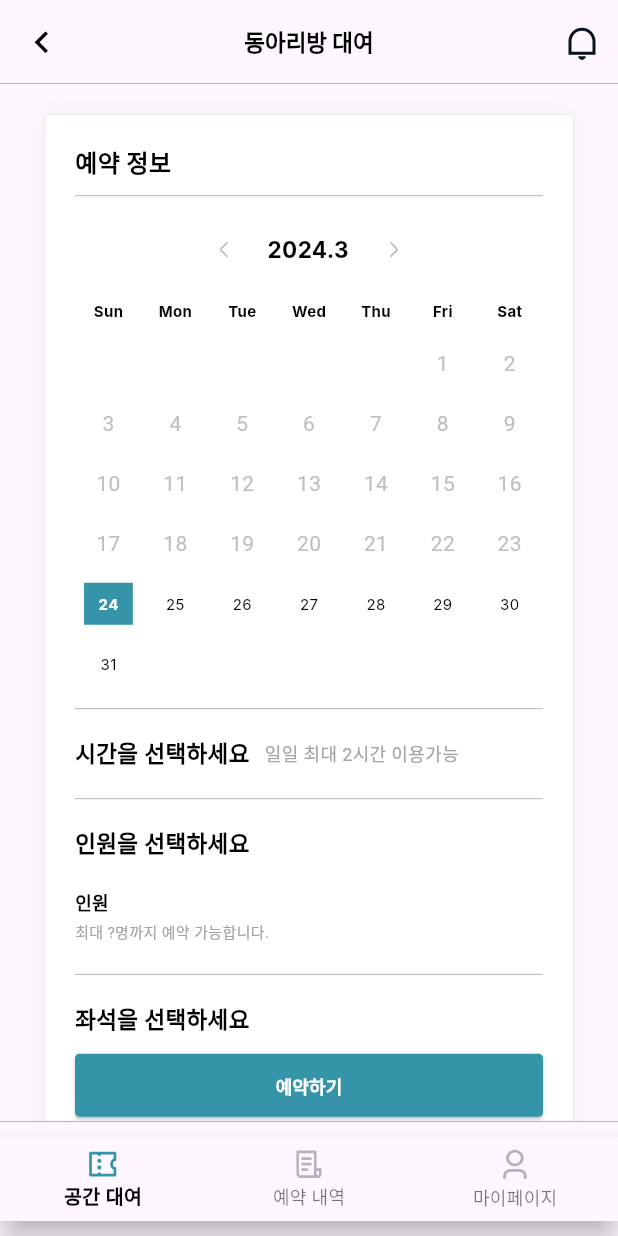
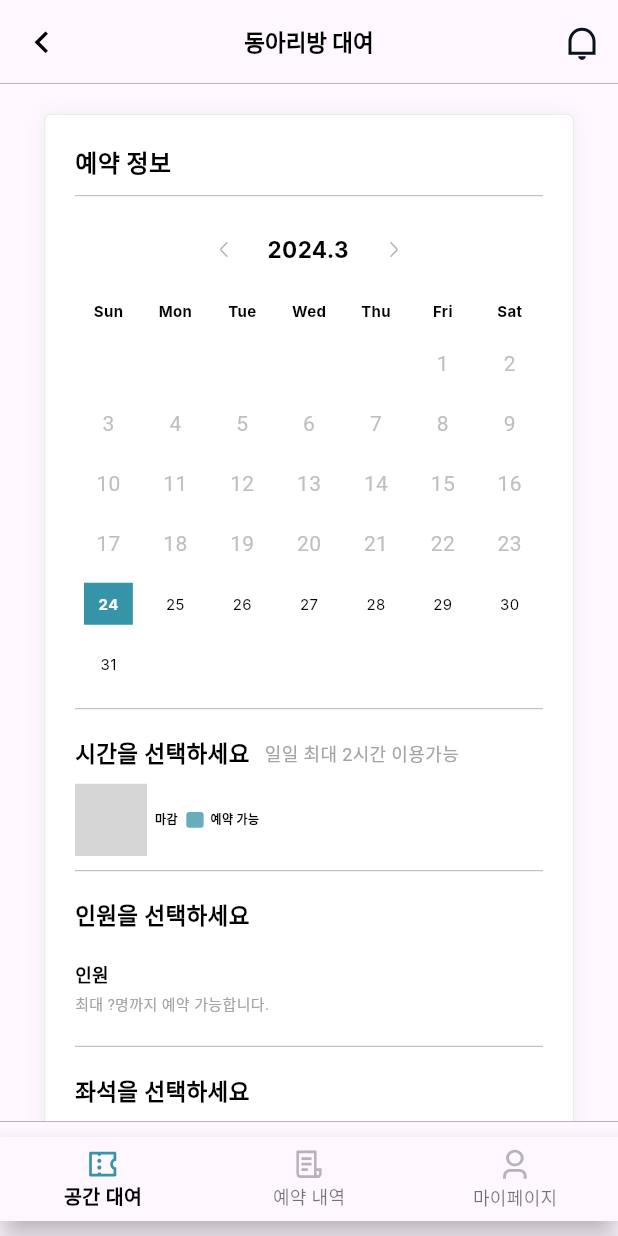
Before and after one commit to kookmin-sw/capstone-2024-2024-26, a Flutter app: the Select_reserve screen opened directly, on a phone screen of 412 x 824 dp. Run offline on Flutter 3.47's test engine with Material 3 defaults, Android fonts, the phone set to English and light mode, and no system bars; drawn by our look-alikes of table_calendar; our stand-ins replace dotted_line, email_validator, flutter_spinkit, flutter_svg, loading_animation_widget, shared_preferences; accounts and stored records are empty; Roboto replaces fonts that are missing (Inter); grey boxes are pictures that could not be loaded.

Commit message:
feat: lent-page ui upgrade

```diff
--- a/frontend/lib/select_reserve.dart
+++ b/frontend/lib/select_reserve.dart
@@ -250,6 +250,33 @@ class _select extends State<Select_reserve> {
                         ],
                       ),
 
+                      Row(
+                        children: [
+                          SvgPicture.asset('assets/icons/dead.svg'),
+                          Text(
+                            '마감     ',
+                            textAlign: TextAlign.center,
+                            style: TextStyle(
+                              color: Colors.black,
+                              fontSize: 8,
+                              fontFamily: 'Inter',
+                              fontWeight: FontWeight.w700,
+                            ),
+                          ),
+                          SvgPicture.asset('assets/icons/possible.svg'),
+                          Text(
+                            '  예약 가능',
+                            textAlign: TextAlign.center,
+                            style: TextStyle(
+                              color: Colors.black,
+                              fontSize: 8,
+                              fontFamily: 'Inter',
+                              fontWeight: FontWeight.w700,
+                            ),
+                          )
+                        ],
+                      ),
+
                       const Divider(
                         color: Colors.grey,
                         thickness: 0.5,
@@ -318,6 +345,34 @@ class _select extends State<Select_reserve> {
                           ),
                         ],
                       ),
+                      Row(
+                        children: [
+                          SvgPicture.asset('assets/icons/dead.svg'),
+                          Text(
+                            '마감     ',
+                            textAlign: TextAlign.center,
+                            style: TextStyle(
+                              color: Colors.black,
+                              fontSize: 8,
+                              fontFamily: 'Inter',
+                              fontWeight: FontWeight.w700,
+                            ),
+                          ),
+                          SvgPicture.asset('assets/icons/possible.svg'),
+                          Text(
+                            '  예약 가능',
+                            textAlign: TextAlign.center,
+                            style: TextStyle(
+                              color: Colors.black,
+                              fontSize: 8,
+                              fontFamily: 'Inter',
+                              fontWeight: FontWeight.w700,
+                            ),
+                          )
+                        ],
+                      ),
+
+                      SizedBox(height: 20),
 
                       ElevatedButton(
                         onPressed: () async {
```
Also changed, not shown: frontend/assets/icons/dead.svg (added), frontend/assets/icons/possible.svg (added).
